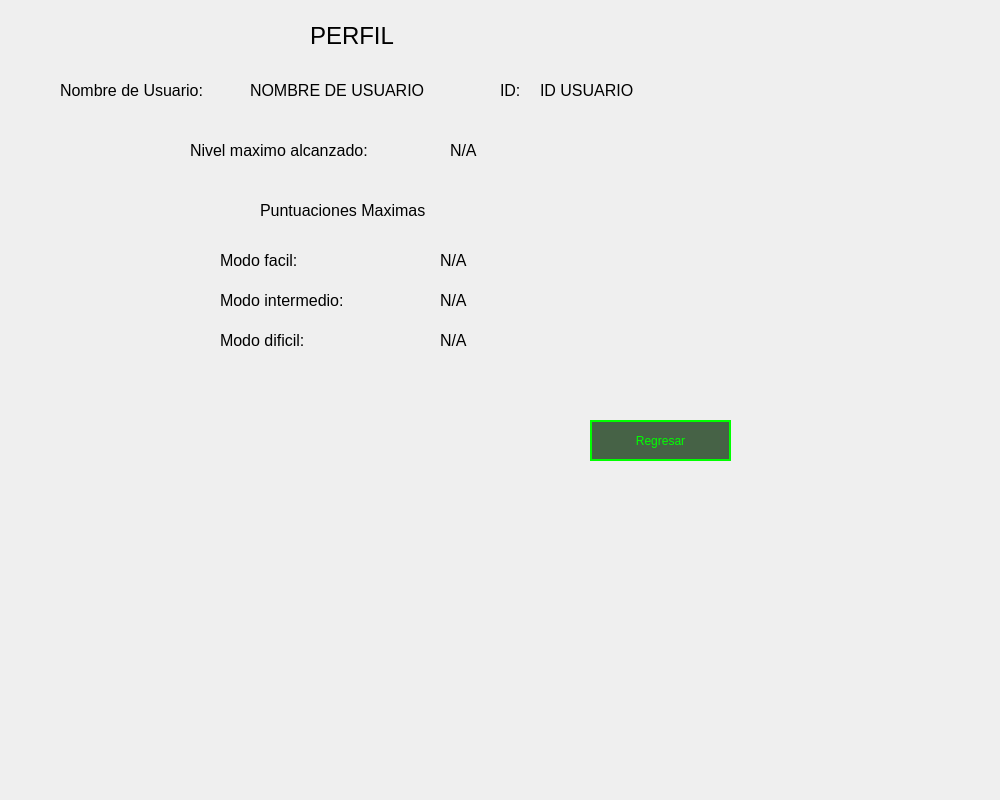
Qt form Minesweeper/frmperfilusuario.ui (WeaselSSH/Minesweeper) before a commit.
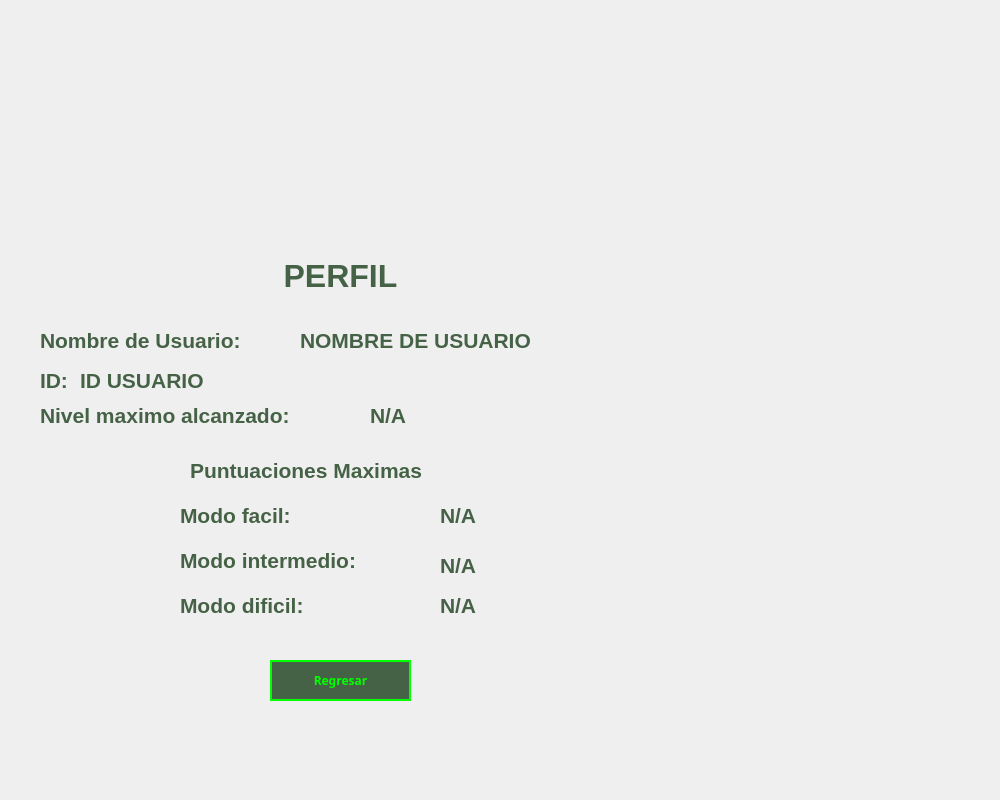
The same form after that commit.

The edit to the form file:
```diff
--- a/Minesweeper/frmperfilusuario.ui
+++ b/Minesweeper/frmperfilusuario.ui
@@ -37,38 +37,52 @@
 QPushButton:pressed {
     background-color: #00FF00;
     color: #050A05;                     
+}
+
+QLabel {
+    color: rgba(0, 40, 0, 180);               
+    font-family: 'Segoe UI';  
+    font-style: Bold;                
+    background: transparent;        
 }</string>
   </property>
   <widget class="QLabel" name="label">
    <property name="geometry">
     <rect>
-     <x>310</x>
-     <y>10</y>
-     <width>91</width>
+     <x>250</x>
+     <y>250</y>
+     <width>181</width>
      <height>51</height>
     </rect>
    </property>
    <property name="font">
     <font>
-     <pointsize>18</pointsize>
+     <family>Segoe UI</family>
+     <pointsize>24</pointsize>
+     <bold>true</bold>
     </font>
    </property>
    <property name="text">
     <string>PERFIL</string>
    </property>
+   <property name="alignment">
+    <set>Qt::AlignmentFlag::AlignCenter</set>
+   </property>
   </widget>
   <widget class="QLabel" name="label_2">
    <property name="geometry">
     <rect>
-     <x>60</x>
-     <y>80</y>
-     <width>191</width>
-     <height>20</height>
+     <x>40</x>
+     <y>320</y>
+     <width>271</width>
+     <height>41</height>
     </rect>
    </property>
    <property name="font">
     <font>
-     <pointsize>12</pointsize>
+     <family>Segoe UI</family>
+     <pointsize>16</pointsize>
+     <bold>true</bold>
     </font>
    </property>
    <property name="text">
@@ -78,15 +92,17 @@
   <widget class="QLabel" name="label_3">
    <property name="geometry">
     <rect>
-     <x>500</x>
-     <y>80</y>
+     <x>40</x>
+     <y>360</y>
      <width>41</width>
-     <height>20</height>
+     <height>41</height>
     </rect>
    </property>
    <property name="font">
     <font>
-     <pointsize>12</pointsize>
+     <family>Segoe UI</family>
+     <pointsize>16</pointsize>
+     <bold>true</bold>
     </font>
    </property>
    <property name="text">
@@ -96,15 +112,17 @@
   <widget class="QLabel" name="lblNombreUsuario">
    <property name="geometry">
     <rect>
-     <x>250</x>
-     <y>80</y>
-     <width>211</width>
-     <height>20</height>
+     <x>300</x>
+     <y>320</y>
+     <width>231</width>
+     <height>41</height>
     </rect>
    </property>
    <property name="font">
     <font>
-     <pointsize>12</pointsize>
+     <family>Segoe UI</family>
+     <pointsize>16</pointsize>
+     <bold>true</bold>
     </font>
    </property>
    <property name="text">
@@ -114,15 +132,17 @@
   <widget class="QLabel" name="lblId">
    <property name="geometry">
     <rect>
-     <x>540</x>
-     <y>80</y>
-     <width>111</width>
-     <height>20</height>
+     <x>80</x>
+     <y>360</y>
+     <width>201</width>
+     <height>41</height>
     </rect>
    </property>
    <property name="font">
     <font>
-     <pointsize>12</pointsize>
+     <family>Segoe UI</family>
+     <pointsize>16</pointsize>
+     <bold>true</bold>
     </font>
    </property>
    <property name="text">
@@ -132,15 +152,17 @@
   <widget class="QLabel" name="label_4">
    <property name="geometry">
     <rect>
-     <x>260</x>
-     <y>200</y>
-     <width>211</width>
-     <height>21</height>
+     <x>190</x>
+     <y>450</y>
+     <width>311</width>
+     <height>41</height>
     </rect>
    </property>
    <property name="font">
     <font>
-     <pointsize>12</pointsize>
+     <family>Segoe UI</family>
+     <pointsize>16</pointsize>
+     <bold>true</bold>
     </font>
    </property>
    <property name="text">
@@ -150,15 +172,17 @@
   <widget class="QLabel" name="label_5">
    <property name="geometry">
     <rect>
-     <x>220</x>
-     <y>250</y>
-     <width>101</width>
-     <height>20</height>
+     <x>180</x>
+     <y>500</y>
+     <width>181</width>
+     <height>31</height>
     </rect>
    </property>
    <property name="font">
     <font>
-     <pointsize>12</pointsize>
+     <family>Segoe UI</family>
+     <pointsize>16</pointsize>
+     <bold>true</bold>
     </font>
    </property>
    <property name="text">
@@ -168,15 +192,17 @@
   <widget class="QLabel" name="label_6">
    <property name="geometry">
     <rect>
-     <x>220</x>
-     <y>290</y>
-     <width>171</width>
-     <height>20</height>
+     <x>180</x>
+     <y>540</y>
+     <width>241</width>
+     <height>41</height>
     </rect>
    </property>
    <property name="font">
     <font>
-     <pointsize>12</pointsize>
+     <family>Segoe UI</family>
+     <pointsize>16</pointsize>
+     <bold>true</bold>
     </font>
    </property>
    <property name="text">
@@ -186,15 +212,17 @@
   <widget class="QLabel" name="label_7">
    <property name="geometry">
     <rect>
-     <x>220</x>
-     <y>330</y>
-     <width>121</width>
-     <height>20</height>
+     <x>180</x>
+     <y>590</y>
+     <width>201</width>
+     <height>31</height>
     </rect>
    </property>
    <property name="font">
     <font>
-     <pointsize>12</pointsize>
+     <family>Segoe UI</family>
+     <pointsize>16</pointsize>
+     <bold>true</bold>
     </font>
    </property>
    <property name="text">
@@ -205,14 +233,16 @@
    <property name="geometry">
     <rect>
      <x>440</x>
-     <y>250</y>
-     <width>41</width>
-     <height>20</height>
+     <y>500</y>
+     <width>61</width>
+     <height>31</height>
     </rect>
    </property>
    <property name="font">
     <font>
-     <pointsize>12</pointsize>
+     <family>Segoe UI</family>
+     <pointsize>16</pointsize>
+     <bold>true</bold>
     </font>
    </property>
    <property name="text">
@@ -223,14 +253,16 @@
    <property name="geometry">
     <rect>
      <x>440</x>
-     <y>290</y>
-     <width>41</width>
-     <height>20</height>
+     <y>550</y>
+     <width>71</width>
+     <height>31</height>
     </rect>
    </property>
    <property name="font">
     <font>
-     <pointsize>12</pointsize>
+     <family>Segoe UI</family>
+     <pointsize>16</pointsize>
+     <bold>true</bold>
     </font>
    </property>
    <property name="text">
@@ -241,14 +273,16 @@
    <property name="geometry">
     <rect>
      <x>440</x>
-     <y>330</y>
-     <width>41</width>
-     <height>20</height>
+     <y>590</y>
+     <width>61</width>
+     <height>31</height>
     </rect>
    </property>
    <property name="font">
     <font>
-     <pointsize>12</pointsize>
+     <family>Segoe UI</family>
+     <pointsize>16</pointsize>
+     <bold>true</bold>
     </font>
    </property>
    <property name="text">
@@ -258,12 +292,18 @@
   <widget class="QPushButton" name="btnSalir">
    <property name="geometry">
     <rect>
-     <x>590</x>
-     <y>420</y>
+     <x>270</x>
+     <y>660</y>
      <width>141</width>
      <height>41</height>
     </rect>
    </property>
+   <property name="font">
+    <font>
+     <family>Press Start 2P</family>
+     <bold>true</bold>
+    </font>
+   </property>
    <property name="text">
     <string>Regresar</string>
    </property>
@@ -271,15 +311,17 @@
   <widget class="QLabel" name="label_8">
    <property name="geometry">
     <rect>
-     <x>190</x>
-     <y>140</y>
-     <width>231</width>
-     <height>20</height>
+     <x>40</x>
+     <y>400</y>
+     <width>331</width>
+     <height>31</height>
     </rect>
    </property>
    <property name="font">
     <font>
-     <pointsize>12</pointsize>
+     <family>Segoe UI</family>
+     <pointsize>16</pointsize>
+     <bold>true</bold>
     </font>
    </property>
    <property name="text">
@@ -289,15 +331,17 @@
   <widget class="QLabel" name="lblNivelMaximo">
    <property name="geometry">
     <rect>
-     <x>450</x>
-     <y>140</y>
-     <width>41</width>
-     <height>20</height>
+     <x>370</x>
+     <y>400</y>
+     <width>71</width>
+     <height>31</height>
     </rect>
    </property>
    <property name="font">
     <font>
-     <pointsize>12</pointsize>
+     <family>Segoe UI</family>
+     <pointsize>16</pointsize>
+     <bold>true</bold>
     </font>
    </property>
    <property name="text">
```
